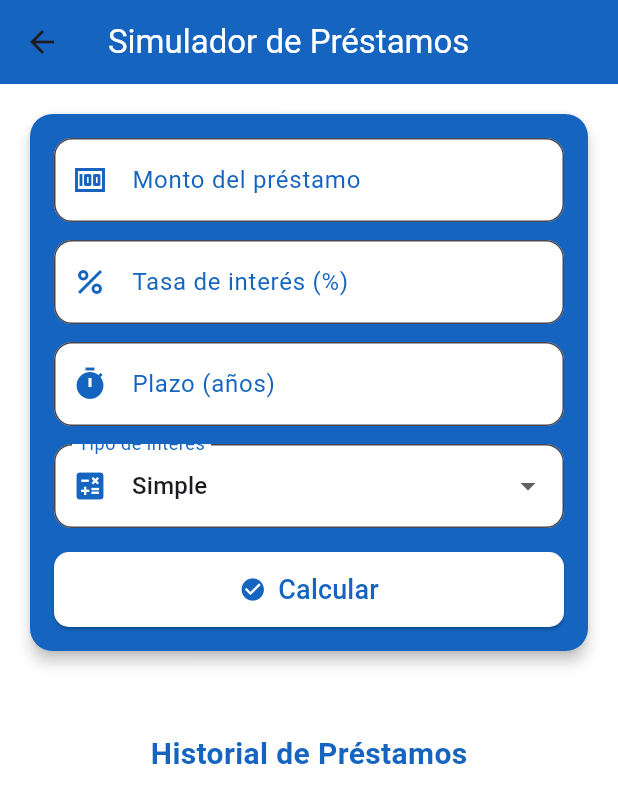
After one commit to shadow-shield/Econmica-Front, a Flutter app: the Botones_segundo screen opened by its route, after a tap on an icon or button, on a phone screen of 412 x 824 dp. The commit adds this screen. Shown: the top 803 px of the screen. Run offline on Flutter 3.47's test engine with Material 3 defaults, Android fonts, the phone set to English and light mode, and no system bars; our stand-ins replace animate_do, animated_text_kit, get, local_auth; missing offline and left inert: dart:ffi, local_auth_android.

Commit message:
prestamos

```diff
--- /dev/null
+++ b/lib/model/prestamo.module.dart
@@ -0,0 +1,21 @@
+class Prestamo {
+  final DateTime fecha;
+  final double monto;
+  final double tasa;
+  final int plazo;
+  final String tipoInteres;
+  final double interes;
+  final double totalPagar;
+  final double cuotaAnual;
+
+  Prestamo({
+    required this.fecha,
+    required this.monto,
+    required this.tasa,
+    required this.plazo,
+    required this.tipoInteres,
+    required this.interes,
+    required this.totalPagar,
+    required this.cuotaAnual,
+  });
+}
--- /dev/null
+++ b/lib/page/Prestamos/Prestamos.riverpod.dart
@@ -0,0 +1,266 @@
+import 'package:flutter/material.dart';
+import 'package:transifox/model/prestamo.module.dart';
+import 'package:transifox/page/Prestamos/formulas.dart';
+import 'package:intl/intl.dart';
+
+class CalculadoraPrestamos extends StatefulWidget {
+  const CalculadoraPrestamos({super.key});
+
+  @override
+  State<CalculadoraPrestamos> createState() => _CalculadoraPrestamosState();
+}
+
+class _CalculadoraPrestamosState extends State<CalculadoraPrestamos> {
+  final boxDecoration = BoxDecoration(
+    gradient: LinearGradient(
+      begin: Alignment.bottomLeft,
+      end: Alignment.topRight,
+      stops: const [0.2, 0.9],
+      colors: [
+        Colors.white,
+        Colors.brown[400]!,
+      ],
+    ),
+  );
+  final TextEditingController _montoController = TextEditingController();
+  final TextEditingController _tasaController = TextEditingController();
+  final TextEditingController _plazoController = TextEditingController();
+  String _tipoInteres = 'Simple';
+  String _resultado = '';
+  final List<Prestamo> _historial = [];
+
+  void calcular() {
+    double monto = double.tryParse(_montoController.text) ?? 0;
+    double tasa = double.tryParse(_tasaController.text) ?? 0;
+    int plazo = int.tryParse(_plazoController.text) ?? 0;
+
+    double resultado = 0;
+    switch (_tipoInteres) {
+      case 'Simple':
+        resultado = calcularInteresSimple(monto, tasa, plazo);
+        break;
+      case 'Compuesto':
+        resultado = calcularInteresCompuesto(monto, tasa, plazo);
+        break;
+      case 'Anualidad':
+        resultado = calcularAnualidades(monto, tasa, plazo);
+        break;
+      case 'Amortización':
+        resultado = calcularAmortizacion(monto, tasa, plazo);
+        break;
+      case 'Gradiente Aritmético':
+        resultado = calcularGradienteAritmetico(monto, tasa, plazo);
+        break;
+      case 'Gradiente Geométrico':
+        resultado = calcularGradienteGeometrico(monto, tasa, plazo);
+        break;
+      case 'Capitalización':
+        resultado = calcularCapitalizacion(monto, tasa, plazo);
+        break;
+      case 'Interés de Retorno':
+        resultado = calcularInteresRetorno(monto, tasa, plazo);
+        break;
+    }
+
+    double totalPago = monto + resultado;
+    double cuotaAnual = totalPago / plazo;
+
+    Prestamo nuevoPrestamo = Prestamo(
+      fecha: DateTime.now(),
+      monto: monto,
+      tasa: tasa,
+      plazo: plazo,
+      tipoInteres: _tipoInteres,
+      interes: resultado,
+      totalPagar: totalPago,
+      cuotaAnual: cuotaAnual,
+    );
+
+    setState(() {
+      _resultado = 'Interés: \$${resultado.toStringAsFixed(2)}\n'
+          'Total a pagar: \$${totalPago.toStringAsFixed(2)}\n'
+          'Pago anual aproximado: \$${cuotaAnual.toStringAsFixed(2)}';
+      _historial.add(nuevoPrestamo);
+    });
+  }
+
+  InputDecoration _inputDecoration(String label, IconData icon) {
+    return InputDecoration(
+      labelText: label,
+      labelStyle:
+          TextStyle(color: Colors.blue[800]!), // Cambia el color del texto
+      prefixIcon: Icon(
+        icon,
+        color: Colors.blue[800]!, // Cambia el color del ícono
+      ),
+      iconColor: Colors.blue[800]!, // Alternativa para cambiar color del ícono
+      border: OutlineInputBorder(borderRadius: BorderRadius.circular(12)),
+      filled: true,
+      fillColor: Colors.white,
+    );
+  }
+
+  @override
+  Widget build(BuildContext context) {
+    return Scaffold(
+      backgroundColor: Colors.white,
+      appBar: AppBar(
+        title: const Text(
+          'Simulador de Préstamos',
+          style: TextStyle(color: Colors.white),
+        ),
+        backgroundColor: Colors.blue[800]!,
+      ),
+      body: SingleChildScrollView(
+        child: Padding(
+          padding: const EdgeInsets.all(16.0),
+          child: Column(
+            children: [
+              Card(
+                color: Colors.blue[800]!,
+                shape: RoundedRectangleBorder(
+                    borderRadius: BorderRadius.circular(15)),
+                elevation: 4,
+                child: Padding(
+                  padding: const EdgeInsets.all(16),
+                  child: Column(
+                    children: [
+                      TextField(
+                        controller: _montoController,
+                        keyboardType: TextInputType.number,
+                        decoration:
+                            _inputDecoration('Monto del préstamo', Icons.money),
+                      ),
+                      const SizedBox(height: 12),
+                      TextField(
+                        controller: _tasaController,
+                        keyboardType: TextInputType.number,
+                        decoration: _inputDecoration(
+                            'Tasa de interés (%)', Icons.percent),
+                      ),
+                      const SizedBox(height: 12),
+                      TextField(
+                        controller: _plazoController,
+                        keyboardType: TextInputType.number,
+                        decoration:
+                            _inputDecoration('Plazo (años)', Icons.timer),
+                      ),
+                      const SizedBox(height: 12),
+                      DropdownButtonFormField<String>(
+                        dropdownColor: Colors.white,
+                        focusColor: Colors.white,
+                        value: _tipoInteres,
+                        items: [
+                          'Simple',
+                          'Compuesto',
+                          'Anualidad',
+                          'Amortización',
+                          'Gradiente Aritmético',
+                          'Gradiente Geométrico',
+                          'Capitalización',
+                          'Interés de Retorno'
+                        ]
+                            .map((e) => DropdownMenuItem(
+                                value: e,
+                                child: Text(
+                                  e,
+                                  style: const TextStyle(fontSize: 16),
+                                )))
+                            .toList(),
+                        onChanged: (value) =>
+                            setState(() => _tipoInteres = value!),
+                        decoration: _inputDecoration(
+                            'Tipo de interés', Icons.calculate),
+                      ),
+                      const SizedBox(height: 16),
+                      SizedBox(
+                        width: double.infinity,
+                        child: ElevatedButton.icon(
+                          icon: Icon(Icons.check_circle,
+                              color: Colors.blue[800]!),
+                          onPressed: calcular,
+                          label: Text('Calcular',
+                              style: TextStyle(
+                                  fontSize: 18, color: Colors.blue[800]!)),
+                          style: ElevatedButton.styleFrom(
+                            padding: const EdgeInsets.symmetric(vertical: 12),
+                            shape: RoundedRectangleBorder(
+                                borderRadius: BorderRadius.circular(10)),
+                            backgroundColor: Colors.white,
+                          ),
+                        ),
+                      ),
+                    ],
+                  ),
+                ),
+              ),
+              const SizedBox(height: 20),
+              if (_resultado.isNotEmpty)
+                Card(
+                  shape: RoundedRectangleBorder(
+                      borderRadius: BorderRadius.circular(15)),
+                  elevation: 3,
+                  color: Colors.blue[800]!,
+                  child: Padding(
+                    padding: const EdgeInsets.all(16),
+                    child: Text(
+                      _resultado,
+                      style: const TextStyle(
+                          fontSize: 18,
+                          color: Colors.white,
+                          fontWeight: FontWeight.bold),
+                    ),
+                  ),
+                ),
+              const SizedBox(height: 30),
+              Text(
+                'Historial de Préstamos',
+                style: TextStyle(
+                    fontSize: 20,
+                    fontWeight: FontWeight.bold,
+                    color: Colors.blue[800]!),
+              ),
+              const SizedBox(height: 10),
+              ListView.builder(
+                shrinkWrap: true,
+                physics: const NeverScrollableScrollPhysics(),
+                itemCount: _historial.length,
+                itemBuilder: (context, index) {
+                  final p = _historial[index];
+                  return Card(
+                    margin: const EdgeInsets.symmetric(vertical: 8),
+                    shape: RoundedRectangleBorder(
+                        borderRadius: BorderRadius.circular(12)),
+                    elevation: 2,
+                    child: ListTile(
+                      leading: const Icon(Icons.history),
+                      title: Text(
+                        DateFormat('dd/MM/yyyy HH:mm').format(p.fecha),
+                        style: TextStyle(color: Colors.blue[800]!),
+                      ),
+                      subtitle: Text(
+                        'Monto: \$${p.monto.toStringAsFixed(2)}\nTipo: ${p.tipoInteres} | Plazo: ${p.plazo} años',
+                        style: TextStyle(color: Colors.blue[800]!),
+                      ),
+                      trailing: Column(
+                        crossAxisAlignment: CrossAxisAlignment.end,
+                        children: [
+                          Text(
+                            'Cuota: \$${p.cuotaAnual.toStringAsFixed(2)}',
+                            style: TextStyle(color: Colors.blue[800]!),
+                          ),
+                          Text('Total: \$${p.totalPagar.toStringAsFixed(2)}',
+                              style: TextStyle(color: Colors.blue[800]!)),
+                        ],
+                      ),
+                    ),
+                  );
+                },
+              ),
+            ],
+          ),
+        ),
+      ),
+    );
+  }
+}
--- /dev/null
+++ b/lib/page/Prestamos/formulas.dart
@@ -0,0 +1,40 @@
+import 'dart:math';
+
+double calcularInteresSimple(double capital, double tasa, int tiempo) {
+  return capital * tasa / 100 * tiempo;
+}
+
+double calcularInteresCompuesto(double capital, double tasa, int tiempo) {
+  return capital * (pow((1 + tasa / 100), tiempo)) - capital;
+}
+
+double calcularAnualidades(double capital, double tasa, int tiempo) {
+  double r = tasa / 100;
+  return capital * ((pow(1 + r, tiempo) - 1) / r);
+}
+
+double calcularAmortizacion(double capital, double tasa, int tiempo) {
+  double r = tasa / 100;
+  return capital * r / (1 - pow(1 + r, -tiempo));
+}
+
+double calcularGradienteAritmetico(double g, double tasa, int n) {
+  double r = tasa / 100;
+  return g * ((1 / r) - (n / (pow(1 + r, n) - 1)));
+}
+
+double calcularGradienteGeometrico(double a, double tasa, int n) {
+  double r = tasa / 100;
+  double g = 0.05;
+  return a * ((1 - pow(1 + g, n)) / (1 - (1 + g) / (1 + r)));
+}
+
+double calcularCapitalizacion(double capital, double tasa, int n) {
+  double r = tasa / 100;
+  return capital * pow((1 + r), n);
+}
+
+double calcularInteresRetorno(double inversionInicial, double tasa, int tiempo) {
+  double r = tasa / 100;
+  return inversionInicial * pow(1 + r, tiempo);
+}
--- a/lib/page/auth/login.riverpod.dart
+++ b/lib/page/auth/login.riverpod.dart
@@ -1,6 +1,7 @@
 import 'package:flutter/material.dart';
 import 'package:transifox/controller/usuario.controller.service.dart';
 import 'package:transifox/model/usuario.model.module.dart';
+import 'package:transifox/page/Prestamos/Prestamos.riverpod.dart';
 import 'package:transifox/page/auth/huella.riverpod.dart';
 
 class Login extends StatefulWidget {
--- a/lib/page/paginabotones/botones.riverpod.dart
+++ b/lib/page/paginabotones/botones.riverpod.dart
@@ -1,5 +1,7 @@
 import 'package:flutter/material.dart';
+import 'package:transifox/page/Prestamos/Prestamos.riverpod.dart';
 import 'package:transifox/page/auth/login.riverpod.dart';
+import 'package:transifox/page/pagecuaciones_segundo/gradientes/gradientesaritmetico.riverpod.dart';
 import 'package:transifox/widgets/botonback.riverpod.dart';
 import 'package:transifox/widgets/bottonavigator.riverpod.dart';
 import 'package:transifox/widgets/cartable.riverpod.dart';
@@ -42,7 +44,28 @@ class _texto extends StatelessWidget {
   Widget build(BuildContext context) {
     return SingleChildScrollView(
       child: Column(
-        children: [TituloTexto(), const CardTable()],
+        children: [
+          TituloTexto(),
+          const CardTable(),
+          SizedBox(height: 20,),
+          ElevatedButton(
+            style: ElevatedButton.styleFrom(
+              backgroundColor: Colors.white,
+              shape: RoundedRectangleBorder(
+                  borderRadius: BorderRadius.circular(10)),
+              padding: const EdgeInsets.symmetric(horizontal: 30, vertical: 12),
+            ),
+            onPressed: () {
+              Navigator.push(
+                context,
+                MaterialPageRoute(
+                    builder: (context) => const CalculadoraPrestamos()),
+              );
+            },
+            child:  Text('Sistema de  Prestamos',
+                style: TextStyle(color: Colors.blue[800]!)),
+          ),
+        ],
       ),
     );
   }
--- a/lib/page/paginabotones/botones2.riverpod.dart
+++ b/lib/page/paginabotones/botones2.riverpod.dart
@@ -1,4 +1,5 @@
 import 'package:flutter/material.dart';
+import 'package:transifox/page/Prestamos/Prestamos.riverpod.dart';
 import 'package:transifox/page/auth/login.riverpod.dart';
 import 'package:transifox/widgets/botonback.riverpod.dart';
 import 'package:transifox/widgets/bottonavigator.riverpod.dart';
@@ -43,7 +44,30 @@ class _texto extends StatelessWidget {
   Widget build(BuildContext context) {
     return SingleChildScrollView(
       child: Column(
-        children: [TituloTexto(), const CardTable_Segundo()],
+        children: [
+          TituloTexto(),
+          const CardTable_Segundo(),
+          SizedBox(
+            height: 20,
+          ),
+          ElevatedButton(
+            style: ElevatedButton.styleFrom(
+              backgroundColor: Colors.white,
+              shape: RoundedRectangleBorder(
+                  borderRadius: BorderRadius.circular(10)),
+              padding: const EdgeInsets.symmetric(horizontal: 30, vertical: 12),
+            ),
+            onPressed: () {
+              Navigator.push(
+                context,
+                MaterialPageRoute(
+                    builder: (context) => const CalculadoraPrestamos()),
+              );
+            },
+            child:  Text('Sistema de  Prestamos',
+                style: TextStyle(color: Colors.blue[800]!)),
+          ),
+        ],
       ),
     );
   }
```
Also changed, not shown: lib/page/pagecuaciones_segundo/gradientes/gradientesgreometricos.riverpod.dart (+89 -13 lines).
